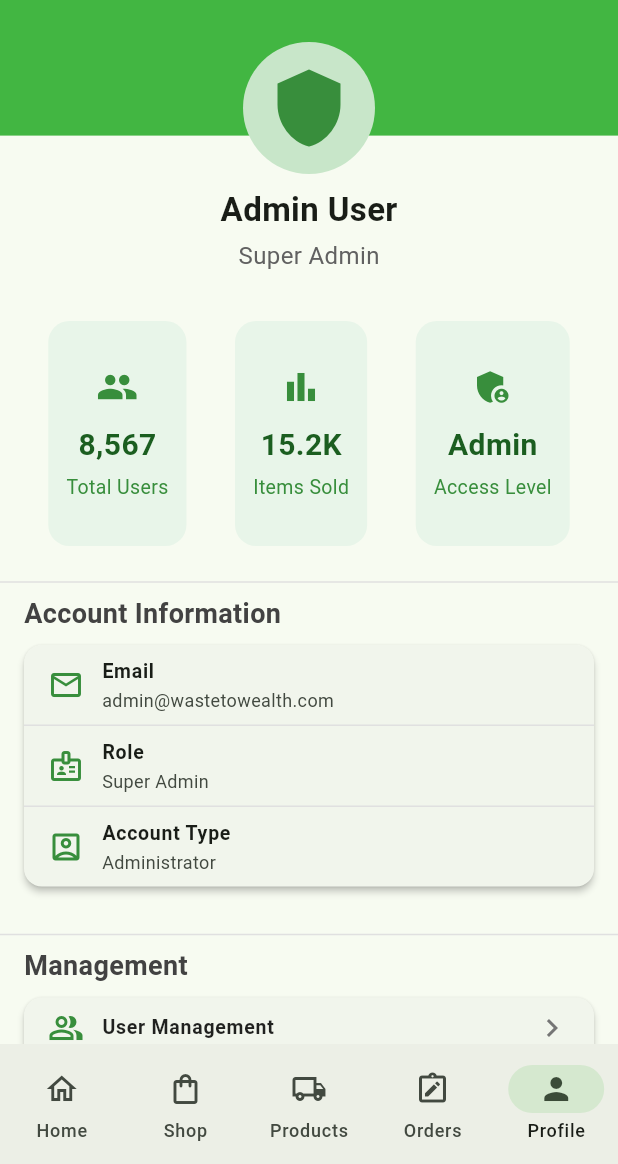
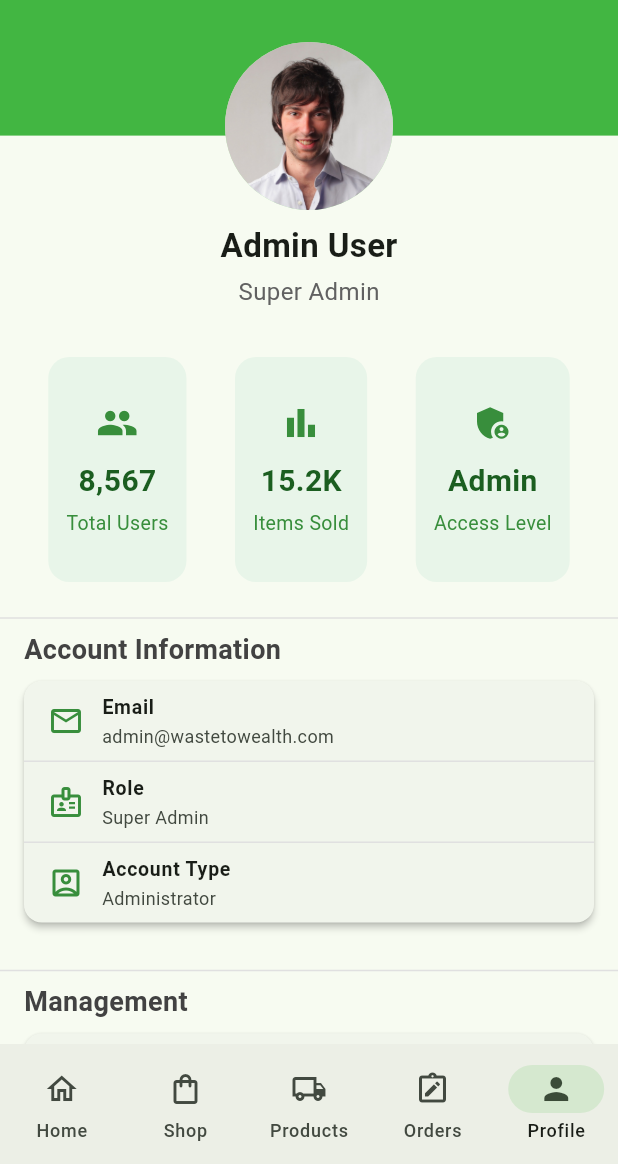
Before and after one commit to mohammad-firdaus/Project-_SEL, a Flutter app: the AdminWidgetTree screen opened directly, item 5 of the bottom bar chosen, on a phone screen of 412 x 824 dp, the part 72-1236 px from its top. Run offline on Flutter 3.47's test engine with Material 3 defaults, Android fonts, the phone set to English and light mode, and no system bars; our stand-ins replace file_picker, image_picker; project files that could hold a hidden picture were left out.

Commit message:
feat: Update profile image display in Admin Profile and Customer Home pages

```diff
--- a/lib/view/pages/admin_profile.dart
+++ b/lib/view/pages/admin_profile.dart
@@ -24,16 +24,10 @@ class AdminProfile extends StatelessWidget {
               padding: const EdgeInsets.only(top: 20, bottom: 16),
               child: Column(
                 children: [
-                  Container(
-                    decoration: BoxDecoration(
-                      shape: BoxShape.circle,
-                      color: Colors.green[100],
-                    ),
-                    padding: const EdgeInsets.all(16),
-                    child: Icon(
-                      Icons.shield,
-                      size: 56,
-                      color: Colors.green[700],
+                  CircleAvatar(
+                    radius: 56,
+                    backgroundImage: AssetImage(
+                      'assets/images/profile_user.jpg',
                     ),
                   ),
                   SizedBox(height: 8),
--- a/lib/view/pages/admin_settings_page.dart
+++ b/lib/view/pages/admin_settings_page.dart
@@ -221,6 +221,7 @@ class _AdminSettingsPageState extends State<AdminSettingsPage> {
       appBar: AppBar(
         backgroundColor: Colors.green,
         title: Text('Admin Settings'),
+        titleTextStyle: TextStyle(fontWeight: FontWeight.bold, fontSize: 24),
         foregroundColor: Colors.white,
         elevation: 0,
       ),
--- a/lib/view/pages/customer_home.dart
+++ b/lib/view/pages/customer_home.dart
@@ -238,8 +238,8 @@ class CustomerHome extends StatelessWidget {
               ),
               CircleAvatar(
                 radius: 18,
-                backgroundImage: NetworkImage(
-                  'https://i.pravatar.cc/150?img=9',
+                backgroundImage: AssetImage(
+                  'assets/images/profile_user.jpg',
                 ),
               ),
             ],
```
